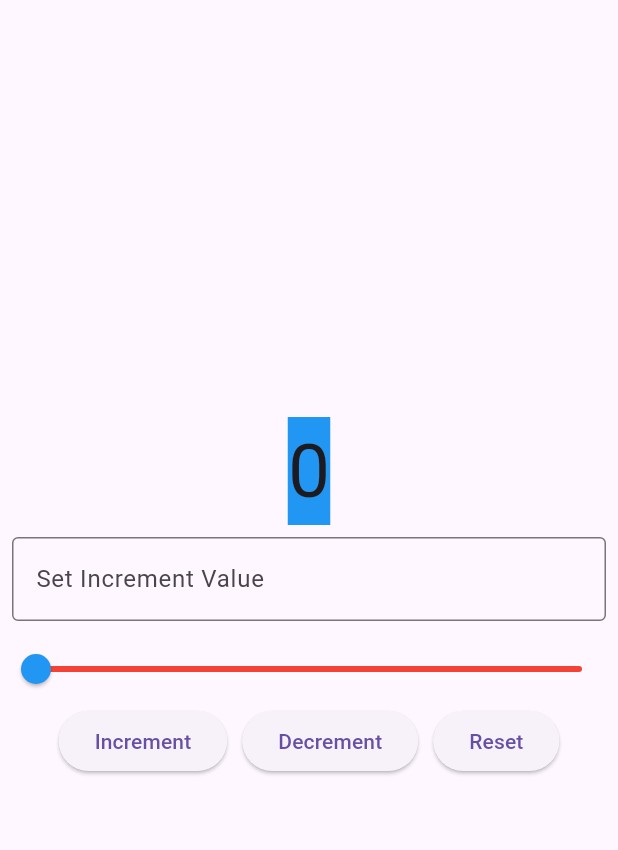
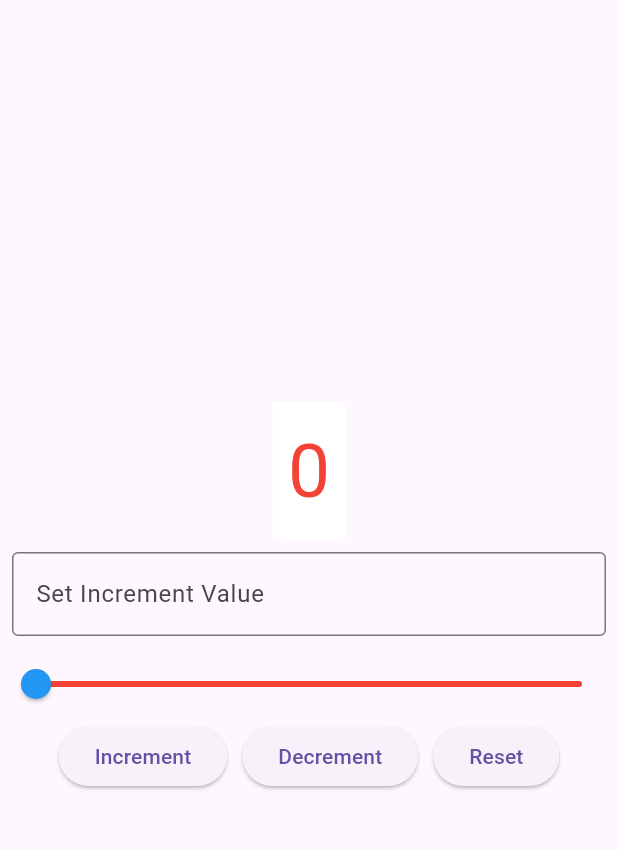
Before and after one commit to slowwwwpoke/counter, a Flutter app: the screen it shows after launch, on a phone screen of 412 x 824 dp, the part 63-913 px from its top. Run offline on Flutter 3.47's test engine with Material 3 defaults, Android fonts, the phone set to English and light mode, and no system bars.

Commit message:
Added color changes

```diff
--- a/lib/main.dart
+++ b/lib/main.dart
@@ -27,6 +27,16 @@ class _CounterWidgetState extends State<CounterWidget> {
   final int _maxValue = 100;
   final TextEditingController _controller = TextEditingController();
   String _message = "";
+
+  Color _getCounterColor() {
+    if (_counter == 0) {
+      return Colors.red;
+    } else if (_counter > 50) {
+      return Colors.green;
+    } else {
+      return Colors.black;
+    }
+  }
 
   void _decrement() {
     setState(() {
@@ -76,10 +86,11 @@ class _CounterWidgetState extends State<CounterWidget> {
         children: [
           Center(
             child: Container(
-              color: Colors.blue,
+              color: Colors.white,
+              padding: EdgeInsets.all(10.0),
               child: Text(
                 '$_counter',
-                style: TextStyle(fontSize: 50.0),
+                style: TextStyle(fontSize: 50.0, color: _getCounterColor()),
               ),
             ),
           ),
```
